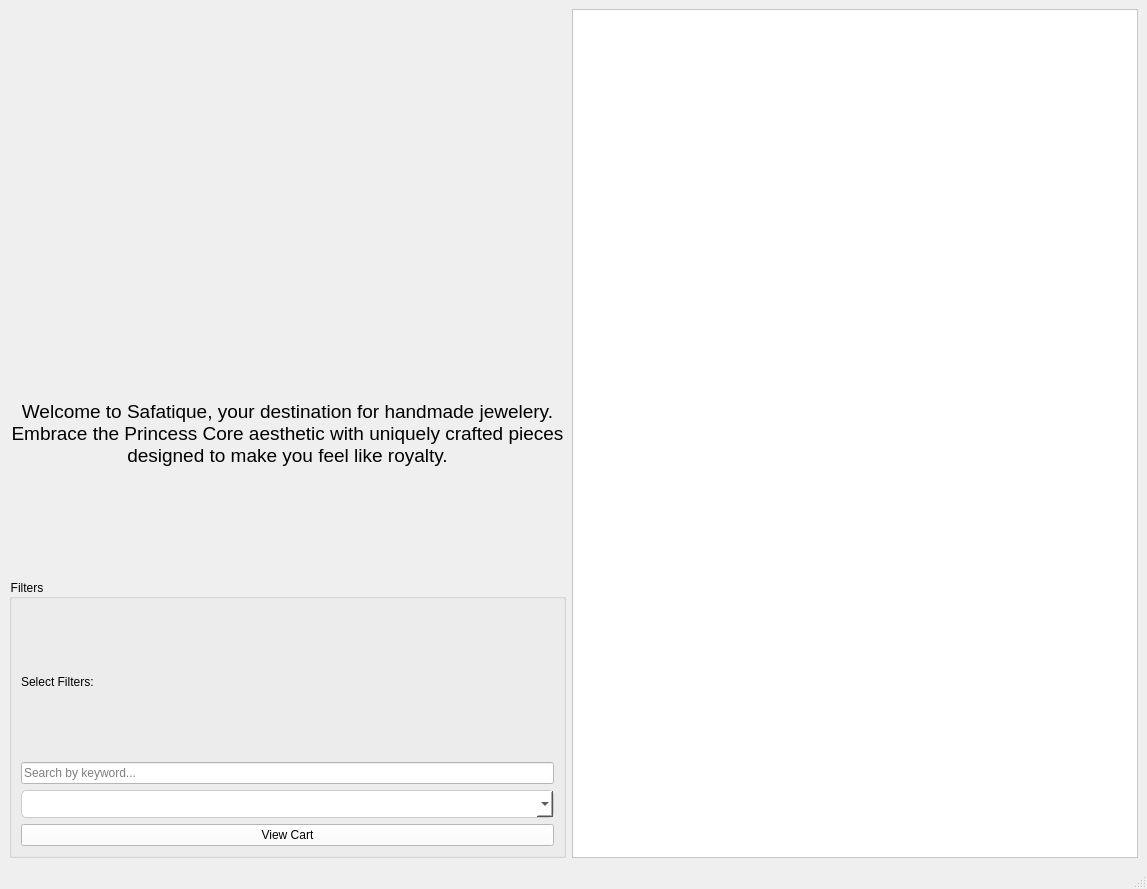
First picture: the form in testCatalogue.ui, repository haniakashif/Safatique-Database, before the edit.
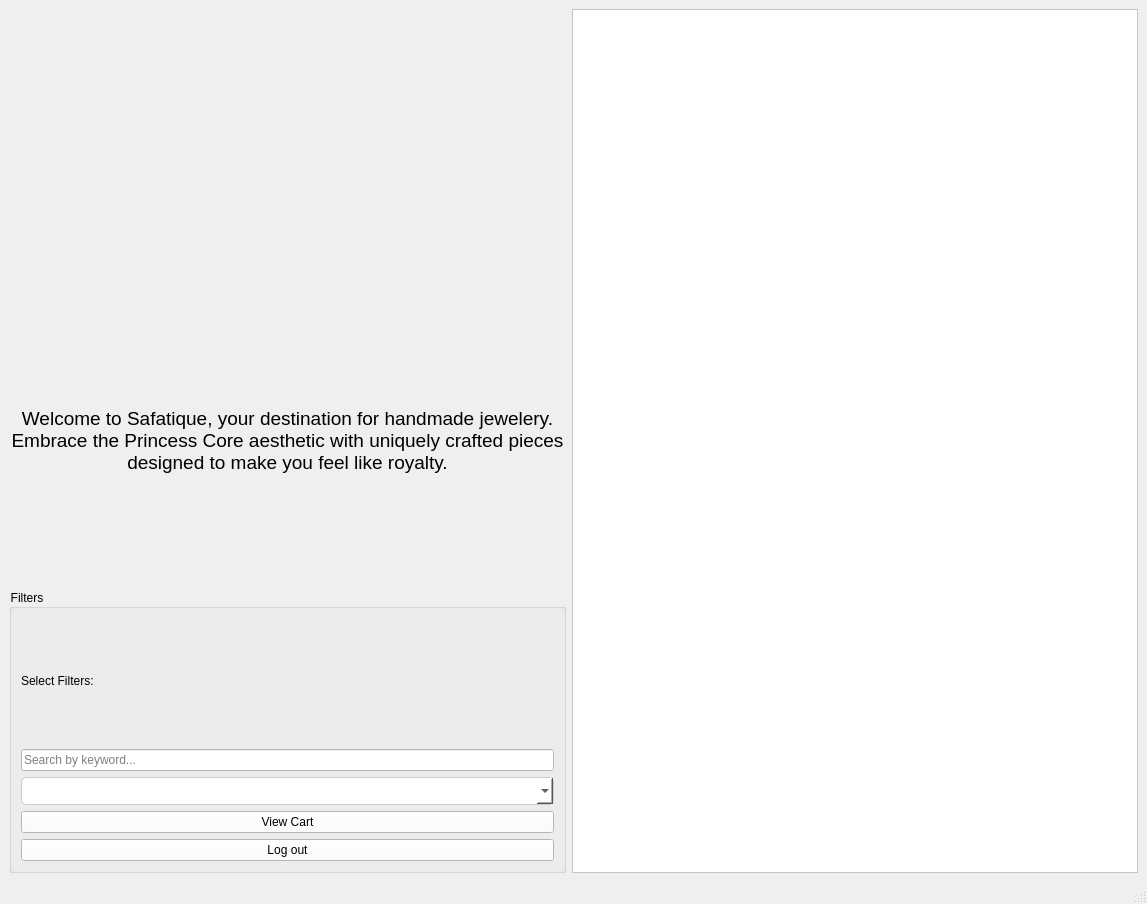
Second picture: the form after the edit. Icons and pictures are not drawn.

What changed in the file:
```diff
--- a/testCatalogue.ui
+++ b/testCatalogue.ui
@@ -7,7 +7,7 @@
     <x>0</x>
     <y>0</y>
     <width>1147</width>
-    <height>889</height>
+    <height>904</height>
    </rect>
   </property>
   <property name="minimumSize">
@@ -27,40 +27,7 @@
   </property>
   <widget class="QWidget" name="centralwidget">
    <layout class="QGridLayout" name="gridLayout">
-    <item row="0" column="1">
-     <widget class="QScrollArea" name="scrollArea">
-      <property name="styleSheet">
-       <string notr="true">
-        background: white;
-       </string>
-      </property>
-      <property name="sizeAdjustPolicy">
-       <enum>QAbstractScrollArea::AdjustToContents</enum>
-      </property>
-      <property name="widgetResizable">
-       <bool>true</bool>
-      </property>
-      <property name="alignment">
-       <set>Qt::AlignLeading|Qt::AlignLeft|Qt::AlignTop</set>
-      </property>
-      <widget class="QWidget" name="scrollAreaWidgetContents">
-       <property name="geometry">
-        <rect>
-         <x>0</x>
-         <y>0</y>
-         <width>557</width>
-         <height>814</height>
-        </rect>
-       </property>
-      </widget>
-     </widget>
-    </item>
     <item row="0" column="0">
-     <layout class="QVBoxLayout" name="verticalLayout">
-      <property name="sizeConstraint">
-       <enum>QLayout::SetMinAndMaxSize</enum>
-      </property>
-      <item>
        <widget class="QLabel" name="logoLabel">
         <property name="maximumSize">
          <size>
@@ -85,7 +52,7 @@
         </property>
        </widget>
       </item>
-      <item>
+    <item row="1" column="0">
        <widget class="QLabel" name="infoLabel">
         <property name="minimumSize">
          <size>
@@ -116,7 +83,7 @@
         </property>
        </widget>
       </item>
-      <item>
+    <item row="2" column="0">
        <widget class="QGroupBox" name="filtersGroup">
         <property name="maximumSize">
          <size>
@@ -184,10 +151,48 @@
            </property>
           </widget>
          </item>
-        </layout>
+       <item row="4" column="0">
+        <widget class="QPushButton" name="pushButton_logOut">
+         <property name="styleSheet">
+          <string notr="true">
+              background: white;
+             </string>
+         </property>
+         <property name="text">
+          <string>Log out</string>
+         </property>
        </widget>
       </item>
      </layout>
+     </widget>
+    </item>
+    <item row="0" column="1" rowspan="3">
+     <widget class="QScrollArea" name="scrollArea">
+      <property name="styleSheet">
+       <string notr="true">
+        background: white;
+       </string>
+      </property>
+      <property name="sizeAdjustPolicy">
+       <enum>QAbstractScrollArea::AdjustToContents</enum>
+      </property>
+      <property name="widgetResizable">
+       <bool>true</bool>
+      </property>
+      <property name="alignment">
+       <set>Qt::AlignLeading|Qt::AlignLeft|Qt::AlignTop</set>
+      </property>
+      <widget class="QWidget" name="scrollAreaWidgetContents">
+       <property name="geometry">
+        <rect>
+         <x>0</x>
+         <y>0</y>
+         <width>559</width>
+         <height>829</height>
+        </rect>
+       </property>
+      </widget>
+     </widget>
     </item>
    </layout>
   </widget>
```
Left out of the diff: 24 changed lines with no effect on the pictures. Lines whose indentation alone changed are shown as unchanged.
